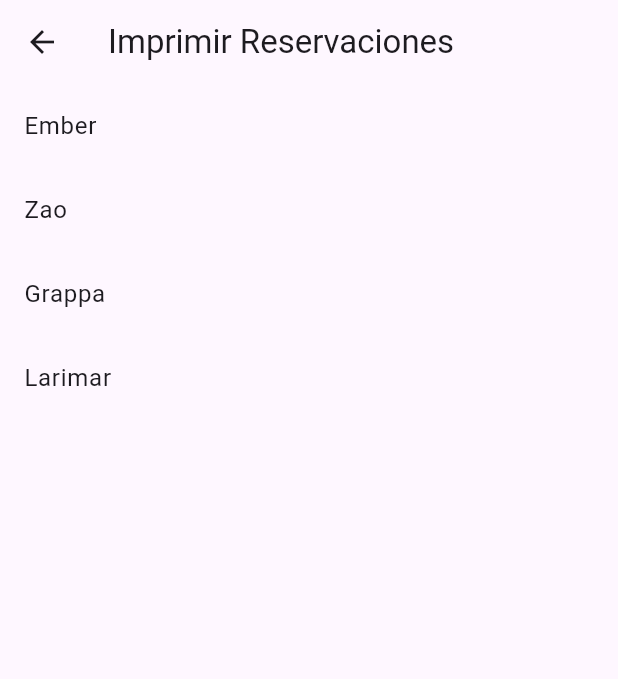
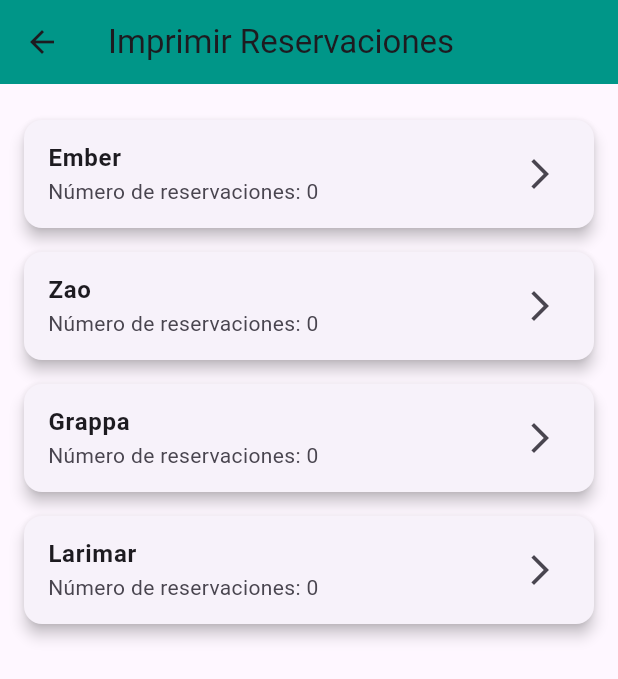
Before and after one commit to Jony1110/Restaurante_Flutter, a Flutter app: the screen it shows after launch, after a tap on "Imprimir reservaciones por restaurante", on a phone screen of 412 x 824 dp. Shown: the top 679 px of the screen. Run offline on Flutter 3.47's test engine with Material 3 defaults, Android fonts, the phone set to English and light mode, and no system bars; our stand-ins replace pdf, printing.

Commit message:
modified:   lib/pages/imprimir_reservaciones_page.dart

```diff
--- a/lib/pages/imprimir_reservaciones_page.dart
+++ b/lib/pages/imprimir_reservaciones_page.dart
@@ -13,34 +13,37 @@ class ImprimirReservacionesPage extends StatelessWidget {
     return Scaffold(
       appBar: AppBar(
         title: const Text('Imprimir Reservaciones'),
+        backgroundColor: Colors.teal,
       ),
-      body: ListView(
+      body: Padding(
+        padding: const EdgeInsets.all(16),
+        child: ListView(
           children: [
-          ListTile(
-            title: const Text('Ember'),
+            _buildRestaurantTile(context, 'Ember'),
+            _buildRestaurantTile(context, 'Zao'),
+            _buildRestaurantTile(context, 'Grappa'),
+            _buildRestaurantTile(context, 'Larimar'),
+          ],
+        ),
+      ),
+    );
+  }
+
+  Widget _buildRestaurantTile(BuildContext context, String nombreRestaurante) {
+    final reservacionesRestaurante = reservaciones
+        .where((r) => r.restaurante.nombre == nombreRestaurante)
+        .toList();
+
+    return Card(
+      margin: const EdgeInsets.symmetric(vertical: 8),
+      elevation: 4,
+      child: ListTile(
+        title: Text(nombreRestaurante, style: const TextStyle(fontWeight: FontWeight.bold)),
+        subtitle: Text('Número de reservaciones: ${reservacionesRestaurante.length}'),
+        trailing: const Icon(Icons.arrow_forward_ios),
         onTap: () {
-              _mostrarReservaciones(context, 'Ember');
+          _mostrarReservaciones(context, nombreRestaurante);
         },
-          ),
-          ListTile(
-            title: const Text('Zao'),
-            onTap: () {
-              _mostrarReservaciones(context, 'Zao');
-            },
-          ),
-          ListTile(
-            title: const Text('Grappa'),
-            onTap: () {
-              _mostrarReservaciones(context, 'Grappa');
-            },
-          ),
-          ListTile(
-            title: const Text('Larimar'),
-            onTap: () {
-              _mostrarReservaciones(context, 'Larimar');
-            },
-          ),
-        ],
       ),
     );
   }
@@ -61,13 +64,18 @@ class ImprimirReservacionesPage extends StatelessWidget {
               itemCount: reservacionesRestaurante.length,
               itemBuilder: (context, index) {
                 final reservacion = reservacionesRestaurante[index];
-                return ListTile(
+                return Card(
+                  margin: const EdgeInsets.symmetric(vertical: 8),
+                  elevation: 4,
+                  child: ListTile(
                     title: Text('${reservacion.nombreCliente} (${reservacion.hora})'),
                     subtitle: Text('Personas: ${reservacion.cantidadPersonas}'),
+                    trailing: const Icon(Icons.picture_as_pdf),
                     onTap: () {
-                    Navigator.of(context).pop(); // Cierra el diálogo
+                      Navigator.of(context).pop();
                       _generarPdf(context, reservacion);
                     },
+                  ),
                 );
               },
             ),
@@ -105,7 +113,6 @@ class ImprimirReservacionesPage extends StatelessWidget {
       ),
     );
 
-    // Muestra el PDF en una vista previa antes de imprimir
     await Printing.layoutPdf(
       onLayout: (PdfPageFormat format) async => pdf.save(),
     );
--- a/lib/pages/menu_page.dart
+++ b/lib/pages/menu_page.dart
@@ -12,7 +12,7 @@ class MenuPage extends StatelessWidget {
       appBar: AppBar(
         title: const Text('Sistema de Reservaciones'),
         centerTitle: true,
-        backgroundColor: Colors.teal, // Cambiamos el color del AppBar
+        backgroundColor: Colors.teal,
       ),
       body: Padding(
         padding: const EdgeInsets.all(16.0),
@@ -54,7 +54,7 @@ class MenuPage extends StatelessWidget {
     );
   }
 
-  // Widget para construir las opciones del menú con estilo
+
   Widget _buildMenuOption(
       BuildContext context, String title, IconData icon, Color color, Widget page) {
     return Card(
--- a/lib/pages/ver_reservaciones_page.dart
+++ b/lib/pages/ver_reservaciones_page.dart
@@ -1,6 +1,5 @@
 import 'package:flutter/material.dart';
 import 'package:myapp/pages/nueva_reservacion_page.dart';
-// import '../models/reservacion.dart';
 
 class VerReservacionesPage extends StatelessWidget {
   const VerReservacionesPage({super.key});
```
Also changed, not shown: lib/pages/nueva_reservacion_page.dart (+6 -7 lines). Lines whose indentation alone changed are shown as unchanged.
